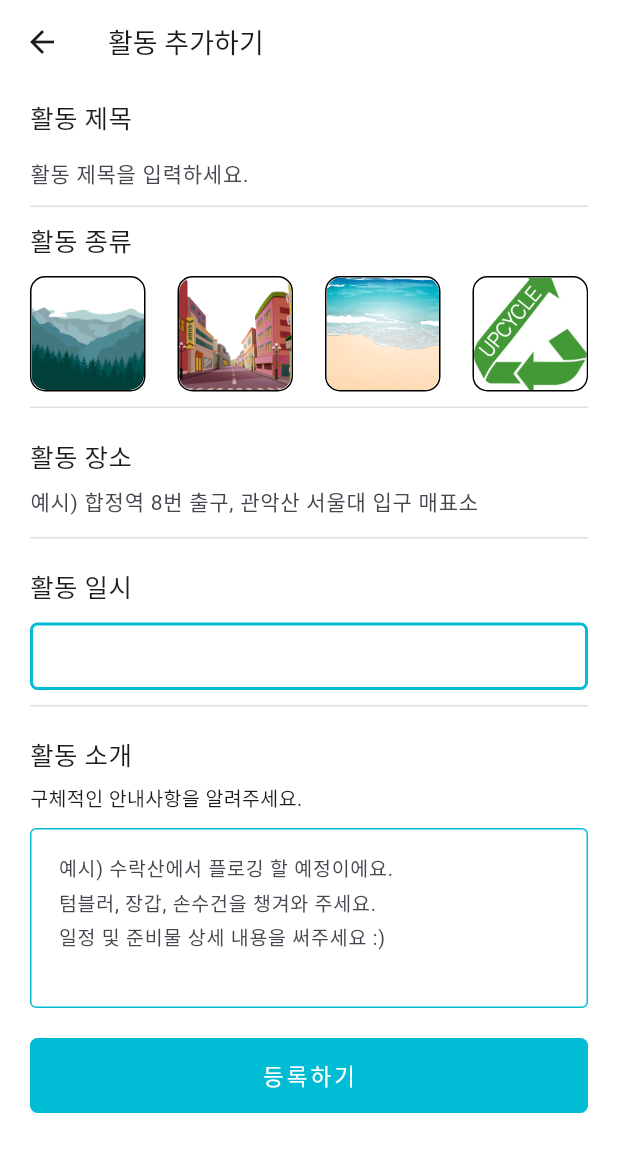
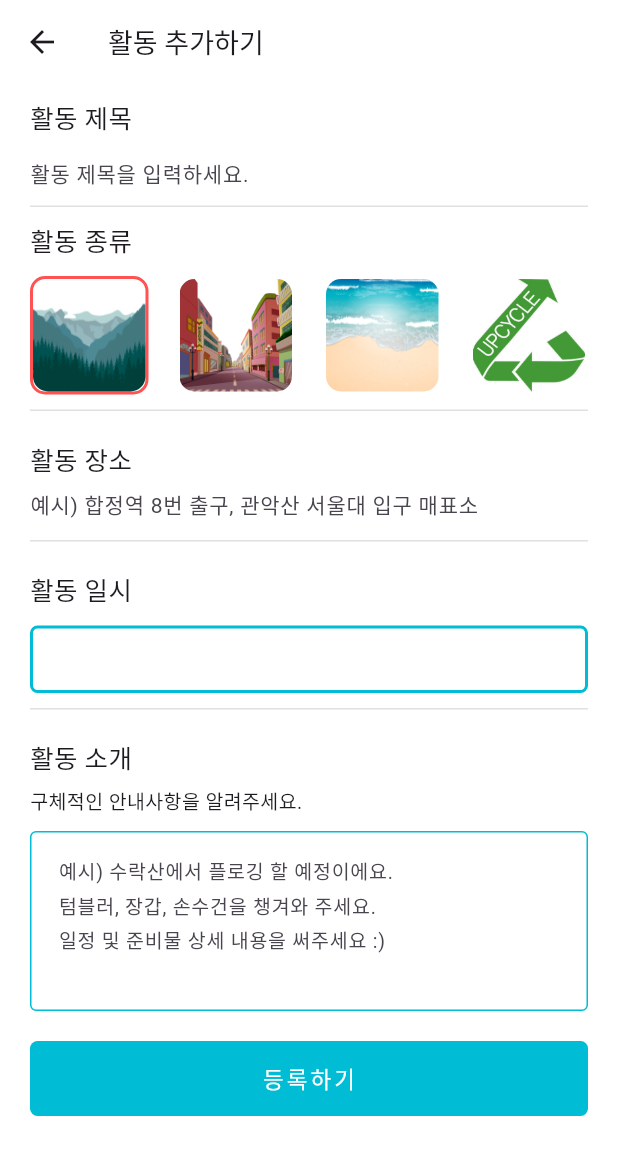
Before and after one commit to shinjoo95/bluemungan, a Flutter app: the screen it shows after launch, item 2 of the bottom bar chosen, after a tap on the "edit" icon, on a phone screen of 412 x 824 dp. Shown: the top 1155 px of the screen. Run offline on Flutter 3.47's test engine with Material 3 defaults, Android fonts, the phone set to English and light mode, and no system bars; our stand-ins replace cloud_firestore, firebase_auth, firebase_core, flutter_native_splash, get, google_sign_in and 1 more; missing offline and left inert: board_datetime_picker, kakao_flutter_sdk; accounts and stored records are empty; Roboto replaces fonts that are missing (bold, semiBold, semibold); project files that could hold a hidden picture were left out.

```diff
--- a/analysis_options.yaml
+++ b/analysis_options.yaml
@@ -7,6 +7,9 @@
 
 # The following line activates a set of recommended lints for Flutter apps,
 # packages, and plugins designed to encourage good coding practices.
+analyzer:
+  errors:
+    no_leading_underscores_for_local_identifiers: ignore
 include: package:flutter_lints/flutter.yaml
 
 linter:
--- a/lib/feed/screen/feed_write_screen.dart
+++ b/lib/feed/screen/feed_write_screen.dart
@@ -371,6 +371,9 @@ class _FeedWriteScreenState extends State<FeedWriteScreen> {
                       }
                     },
                   ),
+                  const SizedBox(
+                    height: 50,
+                  ),
                 ],
               ),
             ),
--- a/lib/feed/widget/feed_listview.dart
+++ b/lib/feed/widget/feed_listview.dart
@@ -24,7 +24,6 @@ class _FeedListviewState extends State<FeedListview> {
         stream: feedStream,
         builder: (context, snapshot) {
           ctrl.activeCount = snapshot.data?.docs.length ?? 0;
-          print('shin >>> ${snapshot.data?.docs.length}');
           if (!snapshot.hasData) {
             return const Text('no data!');
           }
--- a/lib/feed/widget/image_select_listview.dart
+++ b/lib/feed/widget/image_select_listview.dart
@@ -62,7 +62,6 @@ class _ImageSelectListviewState extends State<ImageSelectListview> {
             itemCount: ctrl.pickedImagesList.length,
             scrollDirection: Axis.horizontal,
             itemBuilder: (context, index) {
-              print('shin >>> ${ctrl.pickedImagesList.length}');
               return SizedBox(
                 width: 80,
                 height: 80,
--- a/lib/main.dart
+++ b/lib/main.dart
@@ -11,14 +11,15 @@ import 'package:kakao_flutter_sdk/kakao_flutter_sdk_user.dart';
 
 void main() async {
   WidgetsBinding widgetsBinding = WidgetsFlutterBinding.ensureInitialized();
+  await Firebase.initializeApp(
+    options: DefaultFirebaseOptions.currentPlatform,
+  );
   await SystemChrome.setPreferredOrientations([
     DeviceOrientation.portraitUp,
     DeviceOrientation.portraitDown,
   ]);
   FlutterNativeSplash.preserve(widgetsBinding: widgetsBinding);
-  await Firebase.initializeApp(
-    options: DefaultFirebaseOptions.currentPlatform,
-  );
+
   KakaoSdk.init(nativeAppKey: '3a7d2ab10030b990c134c3425f4071e2');
   Get.put(MainController());
   FlutterNativeSplash.remove();
--- a/lib/schedule/controller/schedule_controller.dart
+++ b/lib/schedule/controller/schedule_controller.dart
@@ -12,6 +12,13 @@ class ScheduleController extends GetxController
   String location = '';
   String introduce = '';
   String date = '';
+  RxInt selectedIndex = 0.obs;
+  List<String> activeImages = <String>[
+    'assets/mount_img.png',
+    'assets/city_img.png',
+    'assets/sea_img.png',
+    'assets/upcycle_img.png'
+  ];
 
   final titleController = TextEditingController();
   final locationController = TextEditingController();
--- a/lib/schedule/screen/schedule_screen.dart
+++ b/lib/schedule/screen/schedule_screen.dart
@@ -16,7 +16,7 @@ class ScheduleScreen extends StatefulWidget {
 class _ScheduleScreenState extends State<ScheduleScreen> {
   @override
   void initState() {
-    // TODO: implement initState
+    super.initState();
     Get.put(ScheduleController());
   }
 
@@ -119,12 +119,11 @@ class _ScheduleScreenState extends State<ScheduleScreen> {
           child: StreamBuilder(
             stream: scheduleStream,
             builder: (context, snapshot) {
-              print('shin >>> ${snapshot.data?.docs.length}');
               if (!snapshot.hasData) {
                 return const Text('no data!');
               }
               if (snapshot.hasError) {
-                return Text('Failed!');
+                return const Text('Failed!');
               }
               return ListView(
                 children: snapshot.data!.docs.map((DocumentSnapshot document) {
@@ -156,7 +155,7 @@ class _ScheduleScreenState extends State<ScheduleScreen> {
   Widget _completedScheduleView() {
     return ListView.builder(
       itemBuilder: (context, index) {
-        return ListItem(
+        return const ListItem(
           introduce: '',
           title: '등산 플로깅 갈 사람',
           imageUrl: 'assets/mount_img.png',
--- a/lib/schedule/screen/schedule_write_screen.dart
+++ b/lib/schedule/screen/schedule_write_screen.dart
@@ -85,15 +85,7 @@ class _ScheduleWriteScreenState extends State<ScheduleWriteScreen> {
                   ),
                 ),
                 const SizedBox(height: 10),
-                Row(
-                  mainAxisAlignment: MainAxisAlignment.spaceBetween,
-                  children: [
-                    selectImage(image: 'assets/mount_img.png'),
-                    selectImage(image: 'assets/city_img.png'),
-                    selectImage(image: 'assets/sea_img.png'),
-                    selectImage(image: 'assets/upcycle_img.png'),
-                  ],
-                ),
+                selectImage(ctrl: ctrl),
 
                 const Boundary(
                   marginBottom: 20,
@@ -294,33 +286,46 @@ class _ScheduleWriteScreenState extends State<ScheduleWriteScreen> {
   }
 
   Widget selectImage({
-    required String image,
+    required ScheduleController ctrl,
   }) {
-    // final ctrl = Get.put(ScheduleController());
-
     return Column(
       children: [
-        InkWell(
+        Row(
+          mainAxisAlignment: MainAxisAlignment.spaceBetween,
+          children: ctrl.activeImages.map((imageUrl) {
+            return Obx(() {
+              int _index = ctrl.activeImages.indexOf(imageUrl);
+              return GestureDetector(
                 child: Container(
                   decoration: BoxDecoration(
+                    border: Border.all(
+                      color: ctrl.selectedIndex.value == _index
+                          ? Colors.redAccent
+                          : Colors.white,
+                      width: 2,
+                    ),
                     borderRadius: BorderRadius.circular(10),
-              border: Border.all(
-                color: Colors.black,
-                width: 1,
-              ),
                   ),
                   child: ClipRRect(
                     borderRadius: BorderRadius.circular(10),
                     child: Image.asset(
-                image,
+                      imageUrl,
                       width: 75,
                       height: 75,
-                fit: BoxFit.cover,
+                      fit: BoxFit.fill,
                     ),
                   ),
                 ),
+                onTap: () {
+                  ctrl.selectedIndex.value = _index;
+                },
+              );
+            });
+          }).toList(),
         ),
       ],
     );
   }
 }
+
+class Listview {}
```
Also changed, not shown: 3 other files. Lines whose indentation alone changed are shown as unchanged.
